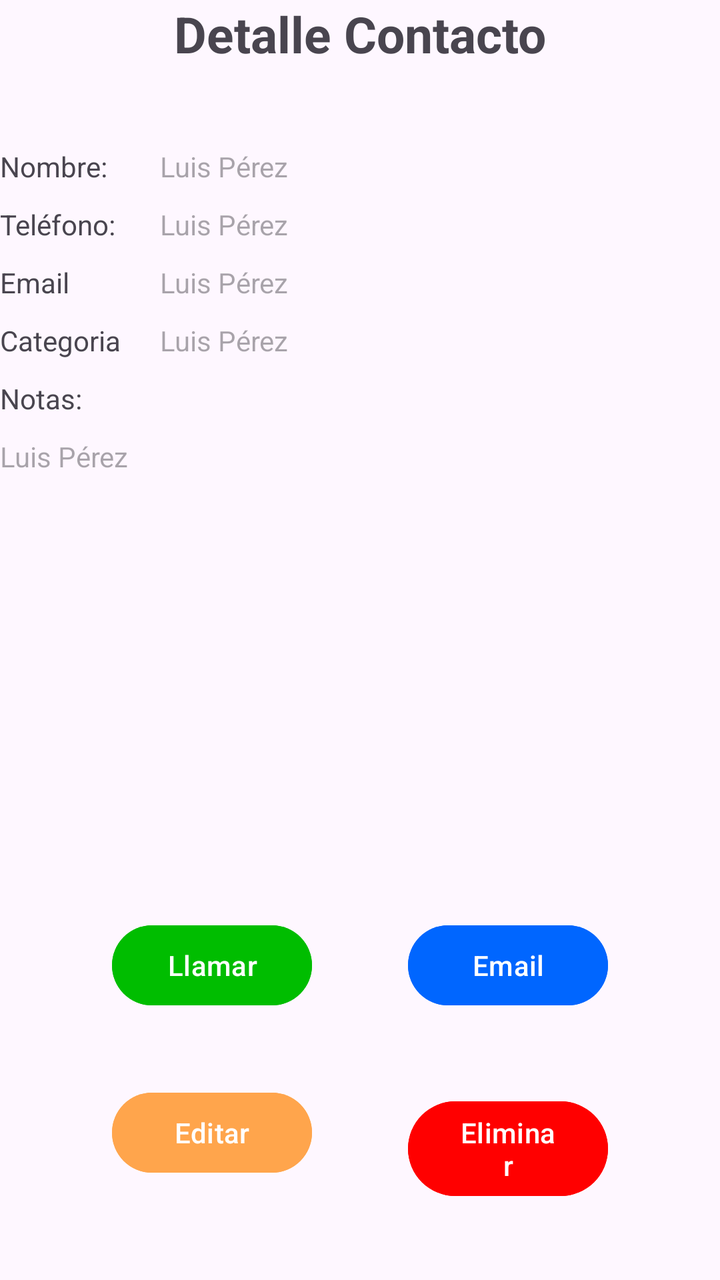
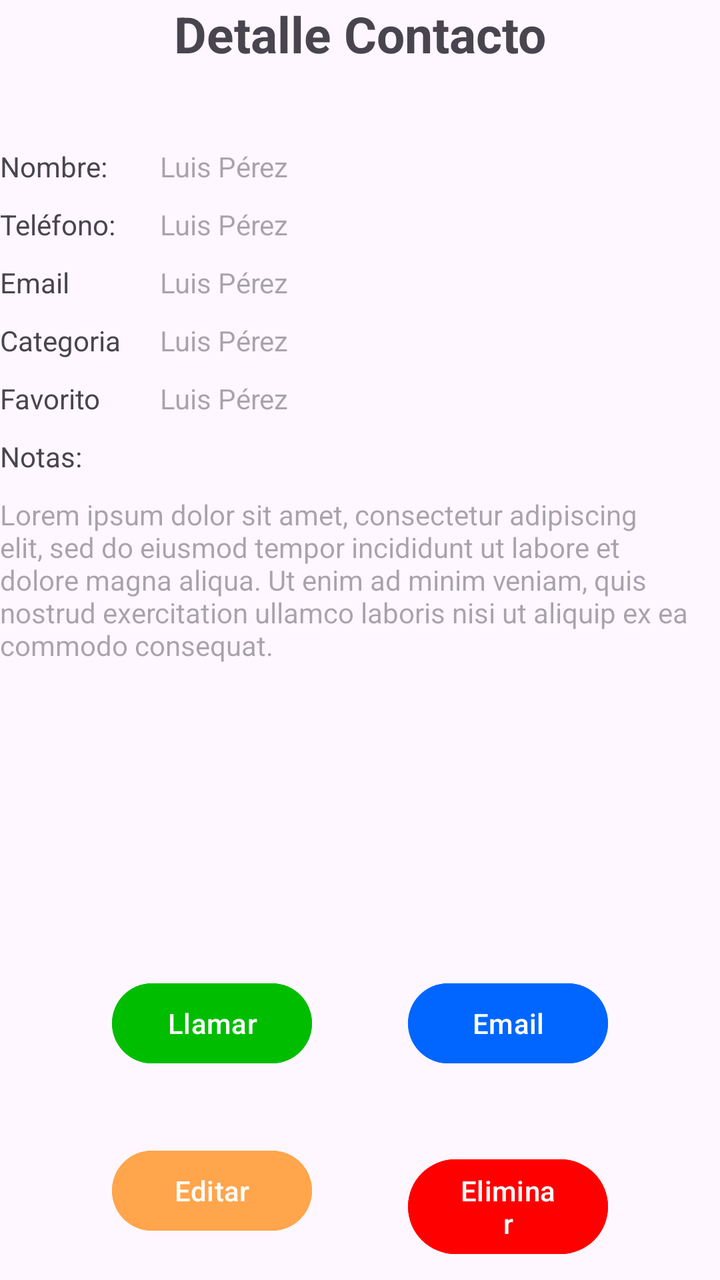

Before-and-after screenshots of an Android layout around one commit, followed by the original layout XML and the change that was made.
<!-- AndroidManifest.xml: application theme Theme.MiAgenda -->
<!-- res/layout/activity_contacto_detalle.xml -->
<?xml version="1.0" encoding="utf-8"?>
<androidx.constraintlayout.widget.ConstraintLayout xmlns:android="http://schemas.android.com/apk/res/android"
    xmlns:app="http://schemas.android.com/apk/res-auto"
    xmlns:tools="http://schemas.android.com/tools"
    android:id="@+id/main"
    android:layout_width="match_parent"
    android:layout_height="match_parent"
    tools:context=".ContactoDetalleActivity">

    <TextView
        android:id="@+id/title"
        android:layout_width="wrap_content"
        android:layout_height="wrap_content"
        android:text="@string/title_contact_detail"
        app:layout_constraintTop_toTopOf="parent"
        app:layout_constraintEnd_toEndOf="parent"
        app:layout_constraintStart_toStartOf="parent"
        android:textSize="25sp"
        android:textStyle="bold"
        />

    
    <TextView
        android:id="@+id/nameLabel"
        android:layout_width="80dp"
        android:layout_height="wrap_content"
        app:layout_constraintBaseline_toBaselineOf="@+id/name"
        app:layout_constraintStart_toStartOf="parent"
        android:text="@string/name"
        />
    <TextView
        android:id="@+id/name"
        android:layout_width="0dp"
        android:layout_height="wrap_content"
        android:hint="@string/name_example"
        app:layout_constraintTop_toBottomOf="@+id/title"
        app:layout_constraintStart_toEndOf="@id/nameLabel"
        app:layout_constraintEnd_toEndOf="parent"
        android:layout_marginTop="40dp"
        />

    
    <TextView
        android:id="@+id/phoneLabel"
        android:layout_width="80dp"
        android:layout_height="wrap_content"
        app:layout_constraintBaseline_toBaselineOf="@+id/phone"
        app:layout_constraintStart_toStartOf="parent"
        android:text="@string/phone"
        />
    <TextView
        android:id="@+id/phone"
        android:layout_width="0dp"
        android:layout_height="wrap_content"
        android:hint="@string/name_example"
        app:layout_constraintTop_toBottomOf="@+id/nameLabel"
        app:layout_constraintStart_toEndOf="@id/phoneLabel"
        app:layout_constraintEnd_toEndOf="parent"
        android:layout_marginTop="10dp"
        />

    
    <TextView
        android:id="@+id/emailLabel"
        android:layout_width="80dp"
        android:layout_height="wrap_content"
        app:layout_constraintBaseline_toBaselineOf="@+id/email"
        app:layout_constraintStart_toStartOf="parent"
        android:text="@string/emailDetail"
        />
    <TextView
        android:id="@+id/email"
        android:layout_width="0dp"
        android:layout_height="wrap_content"
        android:hint="@string/name_example"
        app:layout_constraintTop_toBottomOf="@+id/phoneLabel"
        app:layout_constraintStart_toEndOf="@id/emailLabel"
        app:layout_constraintEnd_toEndOf="parent"
        android:layout_marginTop="10dp"
        />

    
    <TextView
        android:id="@+id/categoryLabel"
        android:layout_width="80dp"
        android:layout_height="wrap_content"
        app:layout_constraintBaseline_toBaselineOf="@+id/category"
        app:layout_constraintStart_toStartOf="parent"
        android:text="@string/cagegory"
        />
    <TextView
        android:id="@+id/category"
        android:layout_width="0dp"
        android:layout_height="wrap_content"
        android:hint="@string/name_example"
        app:layout_constraintTop_toBottomOf="@+id/emailLabel"
        app:layout_constraintStart_toEndOf="@id/emailLabel"
        app:layout_constraintEnd_toEndOf="parent"
        android:layout_marginTop="10dp"
        />

    
    <TextView
        android:id="@+id/noteLabel"
        android:layout_width="80dp"
        android:layout_height="wrap_content"
        app:layout_constraintTop_toBottomOf="@id/category"
        app:layout_constraintStart_toStartOf="parent"
        android:text="@string/notes"
        android:layout_marginTop="10dp"
        />
    <TextView
        android:id="@+id/notes"
        android:layout_width="0dp"
        android:layout_height="200dp"
        android:hint="@string/name_example"
        app:layout_constraintTop_toBottomOf="@+id/noteLabel"
        app:layout_constraintStart_toStartOf="parent"
        app:layout_constraintEnd_toEndOf="parent"
        android:layout_marginTop="10dp"
        />

    
    <Button
        android:id="@+id/btnCall"
        android:layout_width="100dp"
        android:layout_height="wrap_content"
        android:text="Llamar"
        app:layout_constraintStart_toStartOf="parent"
        app:layout_constraintEnd_toStartOf="@id/btnEmail"
        app:layout_constraintHorizontal_chainStyle="packed"
        app:layout_constraintBaseline_toBaselineOf="@+id/btnEmail"
        android:layout_marginTop="40dp"
        android:layout_marginEnd="40dp"
        android:backgroundTint="@color/green_blue"
        />
    <Button
        android:id="@+id/btnEmail"
        android:layout_width="100dp"
        android:layout_height="wrap_content"
        android:text="Email"
        app:layout_constraintStart_toEndOf="@id/btnCall"
        app:layout_constraintTop_toBottomOf="@+id/notes"
        app:layout_constraintEnd_toEndOf="parent"
        android:layout_marginStart="8dp"
        android:backgroundTint="@color/blue"
        android:layout_marginTop="40dp"

        />
    <Button
        android:id="@+id/btnEdit"
        android:layout_width="100dp"
        android:layout_height="wrap_content"
        android:text="Editar"
        app:layout_constraintStart_toStartOf="parent"
        app:layout_constraintHorizontal_chainStyle="packed"
        app:layout_constraintBaseline_toBaselineOf="@+id/btnDelete"
        app:layout_constraintEnd_toStartOf="@+id/btnDelete"
        android:layout_marginTop="40dp"
        android:layout_marginEnd="40dp"
        android:backgroundTint="@color/orange"
        />
    <Button
        android:id="@+id/btnDelete"
        android:layout_width="100dp"
        android:layout_height="wrap_content"
        android:text="Eliminar"
        app:layout_constraintStart_toEndOf="@+id/btnEdit"
        app:layout_constraintEnd_toEndOf="parent"
        android:layout_marginStart="8dp"
        android:backgroundTint="@color/red"
        app:layout_constraintTop_toBottomOf="@+id/btnCall"
        android:layout_marginTop="40dp"

        />

</androidx.constraintlayout.widget.ConstraintLayout>
<!-- resources referenced by this layout -->
<resources>
  <color name="blue">#0066FF</color>
  <color name="green_blue">#00BD00</color>
  <color name="orange">#FFA54C</color>
  <color name="red">#FF0000</color>
  <string name="cagegory">Categoria</string>
  <string name="emailDetail">Email</string>
  <string name="name">Nombre: </string>
  <string name="name_example">Luis Pérez</string>
  <string name="notes">Notas: </string>"
  <string name="phone">Teléfono: </string>
  <string name="title_contact_detail">Detalle Contacto"</string>
  <style name="Theme.MiAgenda" parent="Base.Theme.MiAgenda" />
  <style name="Base.Theme.MiAgenda" parent="Theme.Material3.DayNight.NoActionBar">
          
          
      </style>
</resources>

<!-- the commit's change to res/layout/activity_contacto_detalle.xml (unified diff, before → after) -->
@@ -101,10 +101,30 @@
 
     
     <TextView
+        android:id="@+id/favoriteLabel"
+        android:layout_width="80dp"
+        android:layout_height="wrap_content"
+        app:layout_constraintBaseline_toBaselineOf="@+id/fav"
+        app:layout_constraintStart_toStartOf="parent"
+        android:text="@string/favourite"
+        />
+    <TextView
+        android:id="@+id/fav"
+        android:layout_width="0dp"
+        android:layout_height="wrap_content"
+        android:hint="@string/name_example"
+        app:layout_constraintTop_toBottomOf="@+id/category"
+        app:layout_constraintStart_toEndOf="@id/favoriteLabel"
+        app:layout_constraintEnd_toEndOf="parent"
+        android:layout_marginTop="10dp"
+        />
+
+    
+    <TextView
         android:id="@+id/noteLabel"
         android:layout_width="80dp"
         android:layout_height="wrap_content"
-        app:layout_constraintTop_toBottomOf="@id/category"
+        app:layout_constraintTop_toBottomOf="@id/fav"
         app:layout_constraintStart_toStartOf="parent"
         android:text="@string/notes"
         android:layout_marginTop="10dp"
@@ -113,7 +133,7 @@
         android:id="@+id/notes"
         android:layout_width="0dp"
         android:layout_height="200dp"
-        android:hint="@string/name_example"
+        android:hint="@string/notes_example"
         app:layout_constraintTop_toBottomOf="@+id/noteLabel"
         app:layout_constraintStart_toStartOf="parent"
         app:layout_constraintEnd_toEndOf="parent"
<!-- resource entries referenced after the edit -->
@@ -6,9 +6,11 @@
   <color name="red">#FF0000</color>
   <string name="cagegory">Categoria</string>
   <string name="emailDetail">Email</string>
+  <string name="favourite">Favorito</string>
   <string name="name">Nombre: </string>
   <string name="name_example">Luis Pérez</string>
   <string name="notes">Notas: </string>"
+  <string name="notes_example">Lorem ipsum dolor sit amet, consectetur adipiscing elit, sed do eiusmod tempor incididunt ut labore et dolore magna aliqua. Ut enim ad minim veniam, quis nostrud exercitation ullamco laboris nisi ut aliquip ex ea commodo consequat.</string>
   <string name="phone">Teléfono: </string>
   <string name="title_contact_detail">Detalle Contacto"</string>
   <style name="Theme.MiAgenda" parent="Base.Theme.MiAgenda" />
